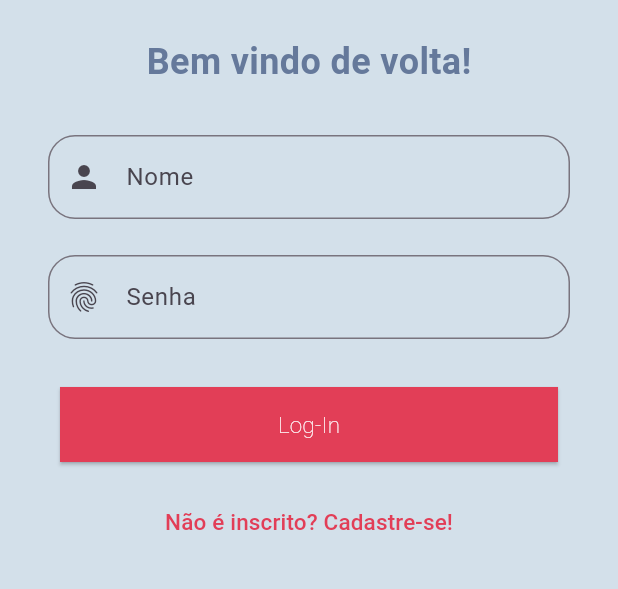
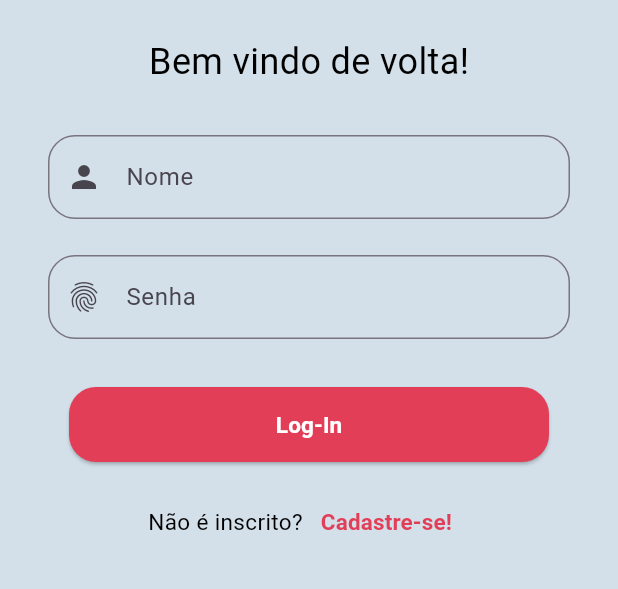
Before and after one commit to AmeMeida/tcc-da-lua, a Flutter app: the screen it shows after launch, on a phone screen of 412 x 824 dp, the part 396-985 px from its top. Run offline on Flutter 3.47's test engine with Material 3 defaults, Android fonts, the light colour scheme and no system bars; our stand-ins replace flutter_map, latlong2, toggle_switch; missing offline and left inert: masked_text.

Commit message:
okay parei de mexer prometo

```diff
--- a/tccmobile/lib/login.dart
+++ b/tccmobile/lib/login.dart
@@ -56,8 +56,7 @@ class _LoginState extends State<Login> {
             SizedBox(height: 64),
             Image.asset("assets/logo-AC.png", width: 200, height: 200),
             const SizedBox(height: 24),
-             Text("Bem vindo de volta!", style: TextStyle(fontSize: 24, fontWeight: FontWeight.bold,
-            color: Cores.azulLogo)),
+             Text("Bem vindo de volta!", style: TextStyle(fontSize: 24,  color: Colors.black)),
             Form(
               key: _formKey,
               child: Padding(
@@ -117,22 +116,27 @@ class _LoginState extends State<Login> {
                   //metodo verificar na lista do repository
                 }
               },
-              child: const Text("Log-In", style: TextStyle(color: Colors.white, fontSize: 15,
-              fontWeight: FontWeight.w200),),
+              child: const Text("Log-In", style: TextStyle(color: Colors.white, fontSize: 15, fontWeight: FontWeight.bold),),
               style: ElevatedButton.styleFrom(
-                primary: Cores.vermelho,
-                minimumSize: Size(332, 50),
+                backgroundColor: Cores.vermelho,
+                minimumSize: Size(320, 50),
                 shape: RoundedRectangleBorder(
-                  borderRadius: BorderRadius.zero,
+                  borderRadius: BorderRadius.circular(18),
                 ),
               ),
             ),
             const SizedBox(height: 16),
-            TextButton(
-              onPressed: (){
-                Navigator.pushNamed(context, '/cadastro');
-              },
-              child: Text("Não é inscrito? Cadastre-se!", style: TextStyle(fontSize: 15, color: Cores.vermelho))
+            Row(
+              mainAxisAlignment: MainAxisAlignment.center,
+              children: [
+                Text("Não é inscrito?", style: TextStyle(fontSize: 15, color: Colors.black),),
+                TextButton(
+                  onPressed: (){
+                    Navigator.pushNamed(context, '/cadastro');
+                  },
+                  child: Text("Cadastre-se!", style: TextStyle(fontSize: 15, color: Cores.vermelho, fontWeight: FontWeight.bold))
+                )
+              ],
             )
           ],
         ),
```
